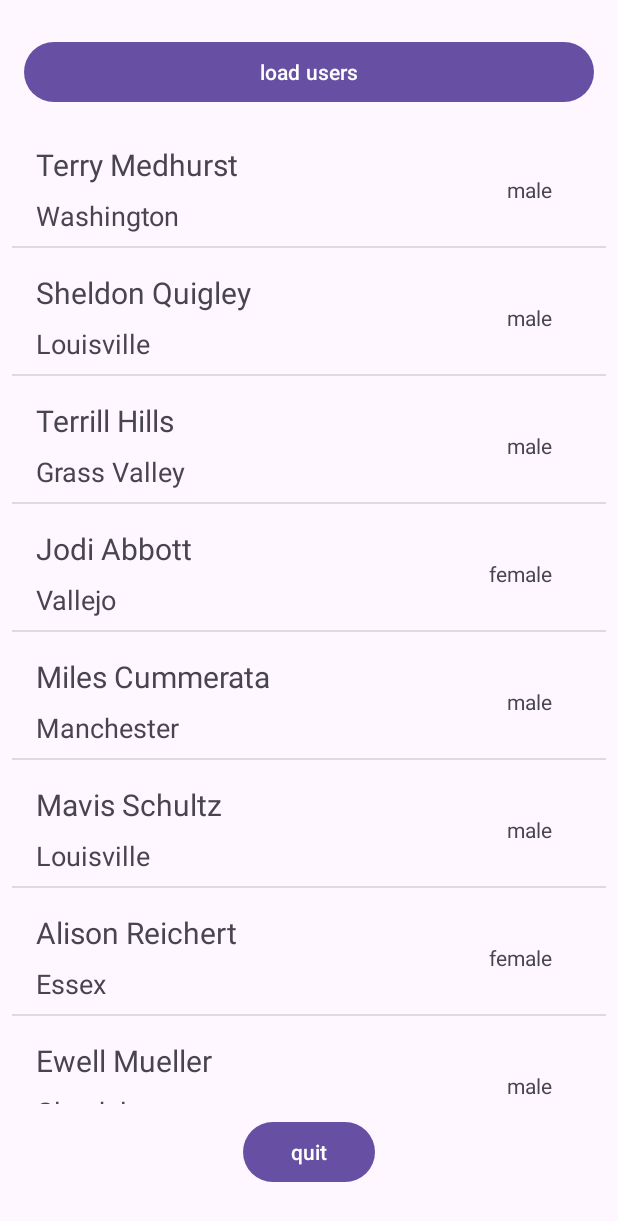
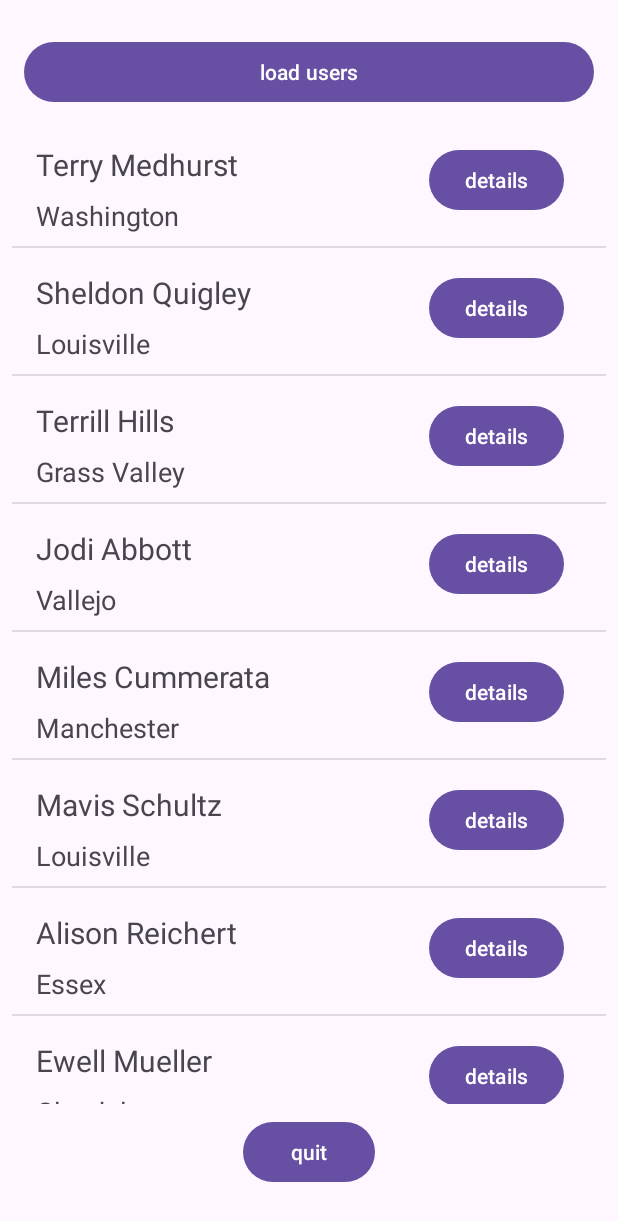
Before and after one commit to OussamaOulouark/Miniproject, an Android app: the screen it shows after launch (miniproject), after a tap on "load users", on a phone screen of 412 x 824 dp. Shown: the top 1221 px of the screen. Run offline under Robolectric (Android 15) with nearby library versions, the phone set to English and light mode, and no system bars.

Commit message:
Display user in costum view list view add details button

```diff
--- a/Super mini/app/src/main/java/com/example/myapplication/usersadapter.java
+++ b/Super mini/app/src/main/java/com/example/myapplication/usersadapter.java
@@ -7,16 +7,21 @@ import android.view.LayoutInflater;
 import android.view.View;
 import android.view.ViewGroup;
 import android.widget.BaseAdapter;
+import android.widget.Button;
 import android.widget.TextView;
 
 import java.util.ArrayList;
 
 public class usersadapter extends BaseAdapter {
+    Context context;
+
     ArrayList<User> users;
+
     LayoutInflater inflater;
 
     public usersadapter(Context context, ArrayList<User> users) {
         this.users = users;
+        this.context = context;
 
         inflater = LayoutInflater.from(context);
     }
@@ -43,11 +48,13 @@ public class usersadapter extends BaseAdapter {
 
         TextView tvuserfullname = convertView.findViewById(R.id.TvuserItemFullname);
         TextView tvusercity = convertView.findViewById(R.id.Tviusercity);
-        TextView tvusergender = convertView.findViewById(R.id.Tvusergender);
+        Button btndetailsitem = convertView.findViewById(R.id.btndetailsitem);
 
         tvuserfullname.setText(users.get(position).fullName());
         tvusercity.setText(users.get(position).getCity());
-        tvusergender.setText(users.get(position).getGender());
+        btndetailsitem.setOnClickListener(v ->{
+
+        });
 
 
         return convertView;
--- a/Super mini/app/src/main/res/layout/item_user.xml
+++ b/Super mini/app/src/main/res/layout/item_user.xml
@@ -29,13 +29,15 @@
         app:layout_constraintStart_toStartOf="parent"
         app:layout_constraintTop_toBottomOf="@+id/TvuserItemFullname" />
 
-    <TextView
-        android:id="@+id/Tvusergender"
+    <Button
+        android:id="@+id/btndetailsitem"
         android:layout_width="wrap_content"
         android:layout_height="wrap_content"
-        android:layout_marginEnd="36dp"
-        android:text="GENDER"
+        android:layout_marginEnd="28dp"
+        android:text="details"
         app:layout_constraintBottom_toBottomOf="@+id/Tviusercity"
         app:layout_constraintEnd_toEndOf="parent"
-        app:layout_constraintTop_toTopOf="@+id/TvuserItemFullname" />
+        app:layout_constraintTop_toTopOf="@+id/TvuserItemFullname"
+        app:layout_constraintVertical_bias="0.0" />
+
 </androidx.constraintlayout.widget.ConstraintLayout>
```
